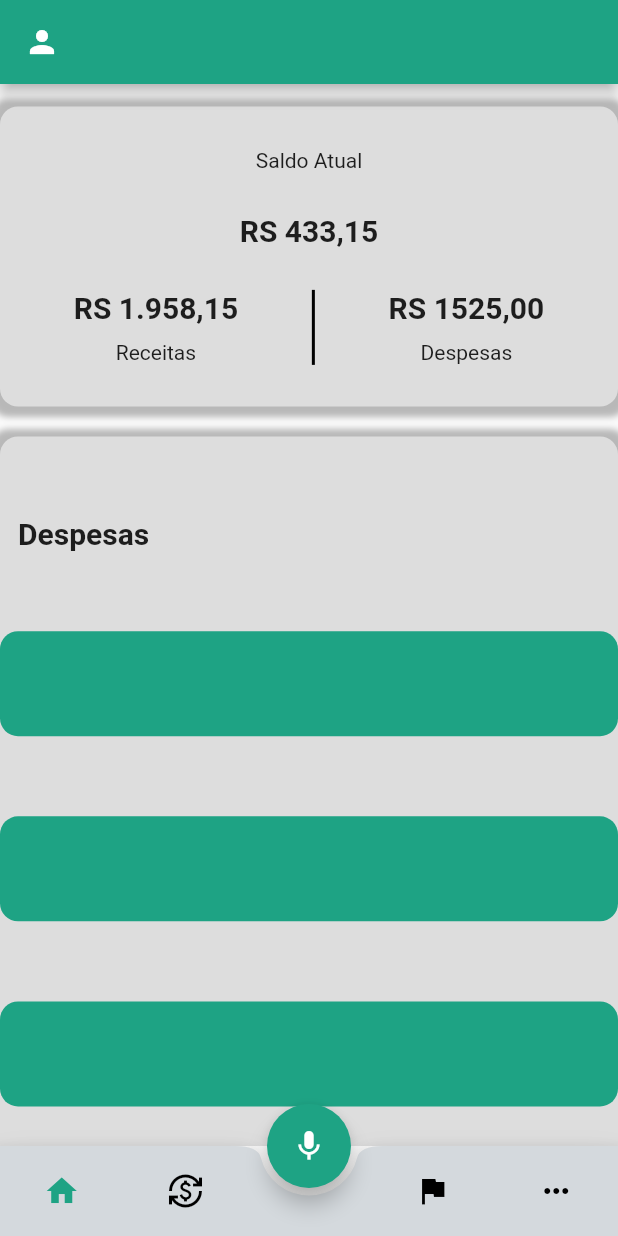
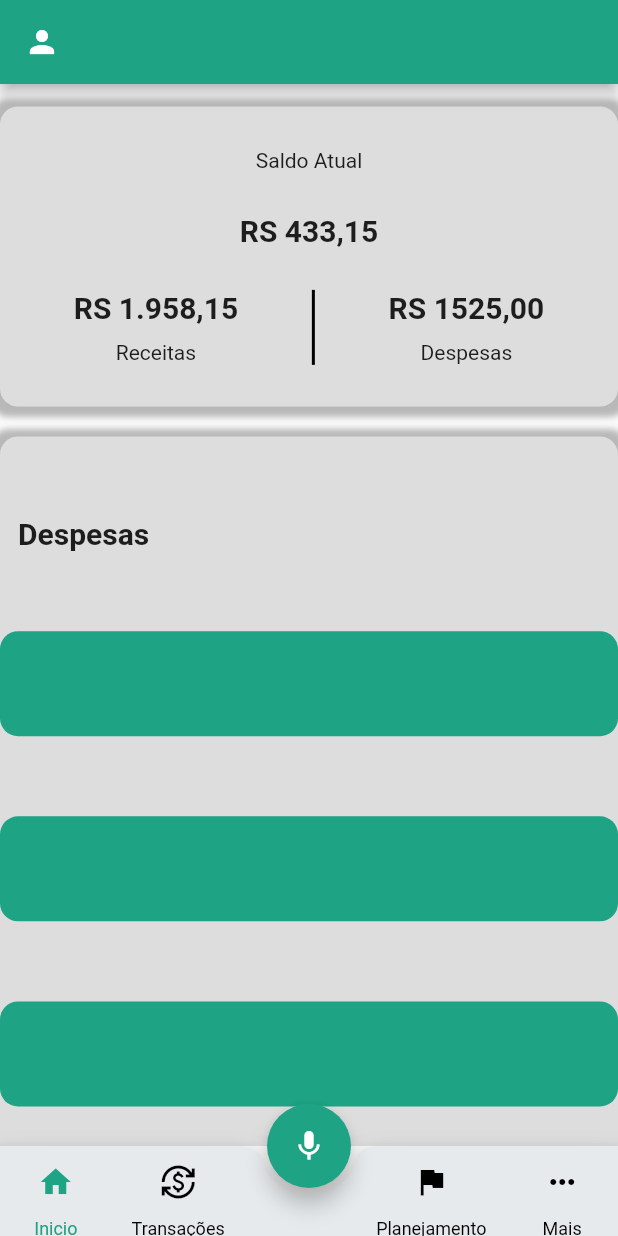
Before and after one commit to AmaralFLucas/prospere_ai, a Flutter app: the screen it shows once a user with an empty profile is signed in, on a phone screen of 412 x 824 dp. Run offline on Flutter 3.47's test engine with Material 3 defaults, Android fonts, the phone set to English and light mode, and no system bars; our stand-ins replace firebase_auth, firebase_core; missing offline and left inert: floating_action_bubble; accounts and stored records are empty.

Commit message:
Ajustando a appBar

```diff
--- a/lib/components/customBottomAppBar.dart
+++ b/lib/components/customBottomAppBar.dart
@@ -14,37 +14,42 @@ class CustomBottomAppBar extends StatelessWidget {
     required this.onFabPressed,
   });
 
+  // Método auxiliar para construir um item de nav bar
+  Widget buildNavBarItem(IconData icon, String label, int index) {
+    return Column(
+      mainAxisSize: MainAxisSize.min,
+      children: [
+        IconButton(
+          icon: Icon(icon),
+          color: selectedIndex == index ? myColor : Colors.black,
+          onPressed: () => onTabSelected(index),
+        ),
+        Text(
+          label,
+          style: TextStyle(
+            color: selectedIndex == index ? myColor : Colors.black,
+            fontSize: 12,
+          ),
+        ),
+      ],
+    );
+  }
+
   @override
   Widget build(BuildContext context) {
     return BottomAppBar(
       height: 60,
       notchMargin: 5,
       shape: CircularNotchedRectangle(),
-      color: Color.fromARGB(255, 212, 217, 221),
+      color: Color.fromARGB(255, 230, 234, 236),
       child: Row(
         mainAxisAlignment: MainAxisAlignment.spaceAround,
         children: [
-          IconButton(
-            icon: Icon(Icons.home),
-            color: selectedIndex == 0 ? myColor : Colors.black,
-            onPressed: () => onTabSelected(0),
-          ),
-          IconButton(
-            icon: Icon(Icons.currency_exchange),
-            color: selectedIndex == 1 ? myColor : Colors.black,
-            onPressed: () => onTabSelected(1),
-          ),
-          SizedBox(width: 48),
-          IconButton(
-            icon: Icon(Icons.flag),
-            color: selectedIndex == 2 ? myColor : Colors.black,
-            onPressed: () => onTabSelected(2),
-          ),
-          IconButton(
-            icon: Icon(Icons.more_horiz),
-            color: selectedIndex == 3 ? myColor : Colors.black,
-            onPressed: () => onTabSelected(3),
-          ),
+          buildNavBarItem(Icons.home, 'Inicio', 0),
+          buildNavBarItem(Icons.currency_exchange, 'Transações', 1),
+          SizedBox(width: 48), // Espaço para o FAB
+          buildNavBarItem(Icons.flag, 'Planejamento', 2),
+          buildNavBarItem(Icons.more_horiz, 'Mais', 3),
         ],
       ),
     );
--- a/lib/views/homePage.dart
+++ b/lib/views/homePage.dart
@@ -15,7 +15,7 @@ class HomePage extends StatefulWidget {
   State<HomePage> createState() => _HomePageState();
 }
 
-late PageController pageController;
+late PageController pageController = PageController();
 int initialPosition = 0;
 bool mostrarSenha = true;
 Color myColor = Color.fromARGB(255, 30, 163, 132);
@@ -39,11 +39,7 @@ class _HomePageState extends State<HomePage> {
   void _onTabSelected(int index) {
     setState(() {
       initialPosition = index;
-      pageController.animateToPage(
-        index,
-        duration: Duration(milliseconds: 300),
-        curve: Curves.easeInOut,
-      );
+      pageController.jumpToPage(index);
     });
   }
 
```
Also changed, not shown: pubspec.lock.
